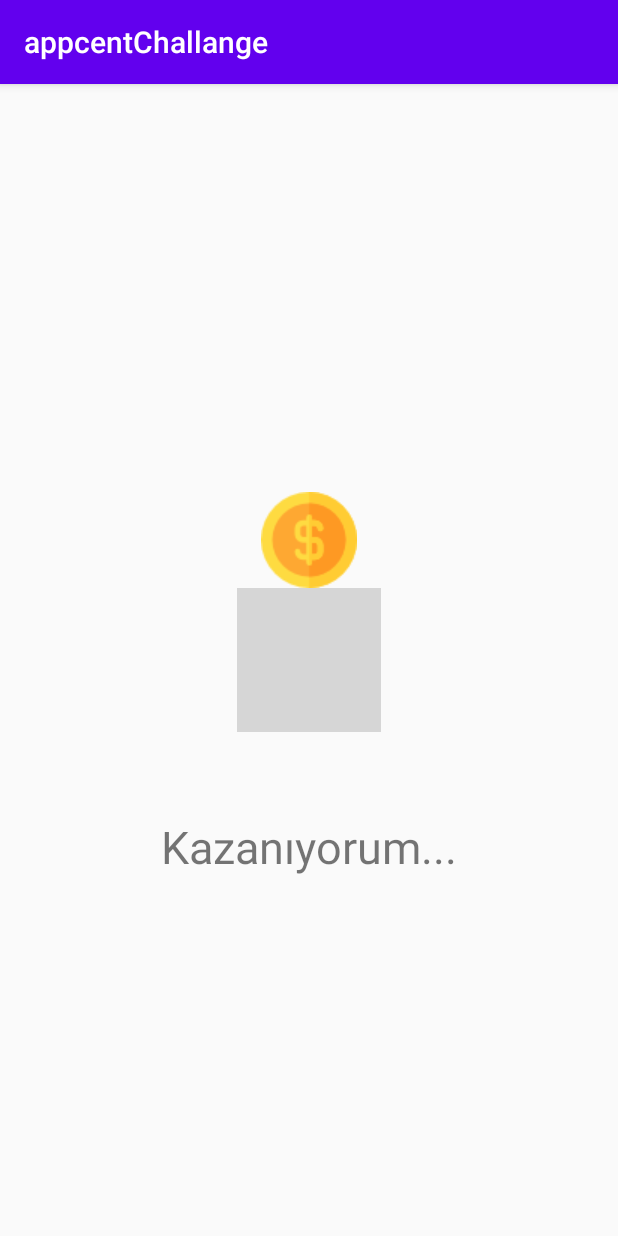
After one commit to omerates760/appcentMyChallange, an Android app: the SplashScreen screen opened directly, with no data from a screen before it, on a phone screen of 412 x 824 dp. The commit adds this screen. Run offline under Robolectric (Android 15) with nearby library versions, the light colour scheme and no system bars; grey boxes are pictures that could not be loaded.

Commit message:
Splash screen completed.

```diff
--- a/app/build.gradle
+++ b/app/build.gradle
@@ -31,7 +31,7 @@ dependencies {
     implementation "org.jetbrains.kotlin:kotlin-stdlib:$kotlin_version"
     implementation 'androidx.core:core-ktx:1.3.2'
     implementation 'androidx.appcompat:appcompat:1.2.0'
-    implementation 'androidx.constraintlayout:constraintlayout:2.0.4'
+    implementation 'androidx.constraintlayout:constraintlayout:2.0.0-beta4'
     testImplementation 'junit:junit:4.12'
     androidTestImplementation 'androidx.test.ext:junit:1.1.2'
     androidTestImplementation 'androidx.test.espresso:espresso-core:3.3.0'
--- a/app/src/main/AndroidManifest.xml
+++ b/app/src/main/AndroidManifest.xml
@@ -9,20 +9,15 @@
         android:roundIcon="@mipmap/ic_launcher_round"
         android:supportsRtl="true"
         android:theme="@style/AppTheme">
-        <activity android:name=".SplashActivity">
+        <activity android:name=".SplashScreen">
             <intent-filter>
                 <action android:name="android.intent.action.MAIN" />
 
                 <category android:name="android.intent.category.LAUNCHER" />
             </intent-filter>
         </activity>
-        <activity android:name=".MainActivity">
-            <intent-filter>
-                <action android:name="android.intent.action.MAIN" />
-
-                <category android:name="android.intent.category.LAUNCHER" />
-            </intent-filter>
-        </activity>
+        <activity android:name=".LoginActivity" />
+        <activity android:name=".MainActivity"/>
     </application>
 
 </manifest>
--- a/app/src/main/java/com/monofire/appcentchallange/SplashActivity.kt
+++ b/app/src/main/java/com/monofire/appcentchallange/LoginActivity.kt
@@ -3,9 +3,9 @@ package com.monofire.appcentchallange
 import androidx.appcompat.app.AppCompatActivity
 import android.os.Bundle
 
-class SplashActivity : AppCompatActivity() {
+class LoginActivity : AppCompatActivity() {
     override fun onCreate(savedInstanceState: Bundle?) {
         super.onCreate(savedInstanceState)
-        setContentView(R.layout.activity_splash)
+        setContentView(R.layout.activity_login)
     }
 }
--- /dev/null
+++ b/app/src/main/java/com/monofire/appcentchallange/SplashScreen.kt
@@ -0,0 +1,31 @@
+package com.monofire.appcentchallange
+
+import android.content.Intent
+import androidx.appcompat.app.AppCompatActivity
+import android.os.Bundle
+import android.os.CountDownTimer
+import androidx.constraintlayout.motion.widget.MotionLayout
+import kotlinx.android.synthetic.main.activity_splash_screen.*
+
+class SplashScreen : AppCompatActivity() {
+    override fun onCreate(savedInstanceState: Bundle?) {
+        super.onCreate(savedInstanceState)
+        setContentView(R.layout.activity_splash_screen)
+        val layout = findViewById<MotionLayout>(R.id.mmLayout)
+        layout.transitionToEnd()
+
+
+
+        object : CountDownTimer(2300, 1000) {
+            override fun onFinish() {
+                val intent = Intent(this@SplashScreen, LoginActivity::class.java)
+                startActivity(intent)
+                this@SplashScreen.finish()
+            }
+
+            override fun onTick(millisUntilFinished: Long) {
+            }
+
+        }.start()
+    }
+}
--- /dev/null
+++ b/app/src/main/res/layout/activity_login.xml
@@ -0,0 +1,9 @@
+<?xml version="1.0" encoding="utf-8"?>
+<androidx.constraintlayout.widget.ConstraintLayout xmlns:android="http://schemas.android.com/apk/res/android"
+    xmlns:app="http://schemas.android.com/apk/res-auto"
+    xmlns:tools="http://schemas.android.com/tools"
+    android:layout_width="match_parent"
+    android:layout_height="match_parent"
+    tools:context=".LoginActivity">
+
+</androidx.constraintlayout.widget.ConstraintLayout>
--- a/app/src/main/res/layout/activity_splash.xml
+++ /dev/null
@@ -1,10 +0,0 @@
-<?xml version="1.0" encoding="utf-8"?>
-<androidx.constraintlayout.motion.widget.MotionLayout xmlns:android="http://schemas.android.com/apk/res/android"
-    xmlns:app="http://schemas.android.com/apk/res-auto"
-    xmlns:tools="http://schemas.android.com/tools"
-    android:layout_width="match_parent"
-    android:layout_height="match_parent"
-    app:layoutDescription="@xml/activity_splash_scene"
-    tools:context=".SplashActivity">
-
-</androidx.constraintlayout.motion.widget.MotionLayout>
--- /dev/null
+++ b/app/src/main/res/layout/activity_splash_screen.xml
@@ -0,0 +1,33 @@
+<?xml version="1.0" encoding="utf-8"?>
+<androidx.constraintlayout.motion.widget.MotionLayout xmlns:android="http://schemas.android.com/apk/res/android"
+    xmlns:app="http://schemas.android.com/apk/res-auto"
+    xmlns:tools="http://schemas.android.com/tools"
+    android:id="@+id/mmLayout"
+    android:layout_width="match_parent"
+    android:layout_height="match_parent"
+    app:layoutDescription="@xml/activity_splash_screen_scene"
+    tools:context=".SplashScreen">
+
+
+    <ImageView
+        android:id="@+id/imageView3"
+        android:layout_width="wrap_content"
+        android:layout_height="wrap_content"
+        app:srcCompat="@drawable/dollar" />
+
+    <ImageView
+        android:id="@+id/imageView2"
+        android:layout_width="wrap_content"
+        android:layout_height="wrap_content"
+        app:srcCompat="@drawable/logo_hand"
+        tools:layout_editor_absoluteY="330dp" />
+
+    <TextView
+        android:id="@+id/textView"
+        android:layout_width="wrap_content"
+        android:layout_height="wrap_content"
+        android:text="Kazanıyorum..."
+        android:textSize="30sp"
+        tools:layout_editor_absoluteX="179dp"
+        tools:layout_editor_absoluteY="707dp" />
+</androidx.constraintlayout.motion.widget.MotionLayout>
--- a/app/src/main/res/xml/activity_splash_scene.xml
+++ /dev/null
@@ -1,19 +0,0 @@
-<?xml version="1.0" encoding="utf-8"?>
-<MotionScene
-    xmlns:android="http://schemas.android.com/apk/res/android"
-    xmlns:motion="http://schemas.android.com/apk/res-auto">
-
-    <Transition
-        motion:constraintSetEnd="@+id/end"
-        motion:constraintSetStart="@id/start"
-        motion:duration="1000">
-       <KeyFrameSet>
-       </KeyFrameSet>
-    </Transition>
-
-    <ConstraintSet android:id="@+id/start">
-    </ConstraintSet>
-
-    <ConstraintSet android:id="@+id/end">
-    </ConstraintSet>
-</MotionScene>
--- /dev/null
+++ b/app/src/main/res/xml/activity_splash_screen_scene.xml
@@ -0,0 +1,85 @@
+<?xml version="1.0" encoding="utf-8"?>
+<MotionScene
+    xmlns:android="http://schemas.android.com/apk/res/android"
+    xmlns:motion="http://schemas.android.com/apk/res-auto">
+
+    <Transition
+        motion:constraintSetEnd="@+id/end"
+        motion:constraintSetStart="@id/start"
+        motion:duration="1000">
+
+        <KeyFrameSet >
+            <KeyAttribute
+                motion:motionTarget="@+id/textView"
+                motion:framePosition="0"
+                android:alpha="0" />
+            <KeyAttribute
+                motion:motionTarget="@+id/imageView3"
+                motion:framePosition="0"
+                android:rotation="360" />
+        </KeyFrameSet>
+    </Transition>
+
+    <ConstraintSet android:id="@+id/start">
+        <Constraint
+            android:layout_height="wrap_content"
+            motion:layout_constraintEnd_toEndOf="parent"
+            android:layout_width="wrap_content"
+            android:id="@+id/imageView2"
+            motion:layout_constraintStart_toStartOf="parent"
+            motion:layout_constraintBottom_toBottomOf="parent"
+            motion:layout_constraintTop_toTopOf="parent"
+            motion:layout_constraintVertical_bias="0.499"
+            motion:layout_constraintHorizontal_bias="0.0" />
+
+        <Constraint
+            android:layout_height="wrap_content"
+            motion:layout_constraintBottom_toBottomOf="parent"
+            android:layout_width="wrap_content"
+            android:id="@+id/textView"
+            motion:layout_constraintEnd_toEndOf="parent"
+            motion:layout_constraintStart_toStartOf="parent"
+            motion:layout_constraintTop_toBottomOf="@+id/imageView2"
+            motion:layout_constraintVertical_bias="0.983"
+            motion:layout_constraintHorizontal_bias="0.508" />
+        <Constraint
+            android:layout_height="wrap_content"
+            motion:layout_constraintEnd_toEndOf="parent"
+            android:layout_width="wrap_content"
+            android:id="@+id/imageView3"
+            motion:layout_constraintStart_toStartOf="parent"
+            motion:layout_constraintBottom_toTopOf="@+id/textView"
+            motion:layout_constraintTop_toTopOf="parent"
+            motion:layout_constraintVertical_bias="0.0" />
+    </ConstraintSet>
+
+    <ConstraintSet android:id="@+id/end">
+
+        <Constraint
+            android:layout_height="wrap_content"
+            motion:layout_constraintEnd_toEndOf="parent"
+            android:layout_width="wrap_content"
+            android:id="@+id/imageView2"
+            motion:layout_constraintStart_toStartOf="parent"
+            motion:layout_constraintBottom_toBottomOf="parent"
+            motion:layout_constraintTop_toTopOf="parent" />
+        <Constraint
+            android:layout_width="wrap_content"
+            android:layout_height="wrap_content"
+            android:id="@+id/textView"
+            motion:layout_constraintEnd_toEndOf="parent"
+            motion:layout_constraintStart_toStartOf="parent"
+            motion:layout_constraintBottom_toBottomOf="parent"
+            motion:layout_constraintTop_toBottomOf="@+id/imageView2"
+            motion:layout_constraintVertical_bias="0.19" />
+        <Constraint
+            android:layout_width="wrap_content"
+            android:layout_height="wrap_content"
+            android:id="@+id/imageView3"
+            motion:layout_constraintStart_toStartOf="parent"
+            motion:layout_constraintEnd_toEndOf="parent"
+            motion:layout_constraintBottom_toTopOf="@+id/imageView2"
+            motion:layout_constraintTop_toTopOf="parent"
+            motion:layout_constraintVertical_bias="1.0" />
+    </ConstraintSet>
+</MotionScene>
```
Also changed, not shown: app/src/main/res/drawable/dollar.png (added).
